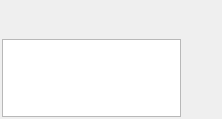
Qt form src/plugins/statuschanger/statuswidget.ui (silvansky/Contacts) before a commit.
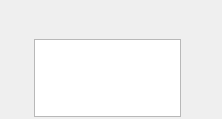
The same form after that commit. Custom widgets are drawn as their Qt base class.

What changed in the file:
```diff
--- a/src/plugins/statuschanger/statuswidget.ui
+++ b/src/plugins/statuschanger/statuswidget.ui
@@ -57,6 +57,9 @@
      </item>
      <item row="1" column="0">
       <layout class="QVBoxLayout" name="verticalLayout">
+       <property name="leftMargin">
+        <number>32</number>
+       </property>
        <item>
         <widget class="QLabel" name="moodLabel">
          <property name="sizePolicy">
@@ -65,6 +68,11 @@
            <verstretch>0</verstretch>
           </sizepolicy>
          </property>
+         <property name="font">
+          <font>
+           <italic>true</italic>
+          </font>
+         </property>
          <property name="cursor">
           <cursorShape>PointingHandCursor</cursorShape>
          </property>
```
